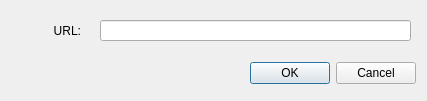
Before: the Qt Designer form src/ui/wizEditorInsertLinkForm.ui in WizTeam/WizQTClient, drawn with Qt 5.
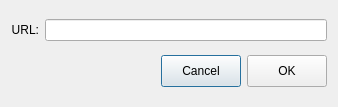
After: the same form once the commit is applied.

Patch:
```diff
--- a/src/ui/wizEditorInsertLinkForm.ui
+++ b/src/ui/wizEditorInsertLinkForm.ui
@@ -6,55 +6,82 @@
    <rect>
     <x>0</x>
     <y>0</y>
-    <width>427</width>
-    <height>101</height>
+    <width>338</width>
+    <height>107</height>
    </rect>
   </property>
   <property name="windowTitle">
    <string>Insert Link</string>
   </property>
-  <widget class="QDialogButtonBox" name="buttonBox">
-   <property name="geometry">
-    <rect>
-     <x>57</x>
-     <y>60</y>
-     <width>359</width>
-     <height>27</height>
-    </rect>
-   </property>
-   <property name="orientation">
-    <enum>Qt::Horizontal</enum>
-   </property>
-   <property name="standardButtons">
-    <set>QDialogButtonBox::Cancel|QDialogButtonBox::Ok</set>
-   </property>
-  </widget>
-  <widget class="QLabel" name="labelUrl">
-   <property name="geometry">
-    <rect>
-     <x>10</x>
-     <y>20</y>
-     <width>71</width>
-     <height>21</height>
-    </rect>
-   </property>
-   <property name="text">
-    <string>URL:</string>
-   </property>
-   <property name="alignment">
-    <set>Qt::AlignRight|Qt::AlignTrailing|Qt::AlignVCenter</set>
-   </property>
-  </widget>
-  <widget class="QLineEdit" name="editUrl">
-   <property name="geometry">
-    <rect>
-     <x>100</x>
-     <y>20</y>
-     <width>311</width>
-     <height>21</height>
-    </rect>
-   </property>
-  </widget>
+  <layout class="QVBoxLayout" name="verticalLayout">
+   <item>
+    <layout class="QHBoxLayout" name="horizontalLayout">
+     <item>
+      <widget class="QLabel" name="labelUrl">
+       <property name="text">
+        <string>URL:</string>
+       </property>
+       <property name="alignment">
+        <set>Qt::AlignRight|Qt::AlignTrailing|Qt::AlignVCenter</set>
+       </property>
+      </widget>
+     </item>
+     <item>
+      <widget class="QLineEdit" name="editUrl">
+       <property name="minimumSize">
+        <size>
+         <width>0</width>
+         <height>22</height>
+        </size>
+       </property>
+      </widget>
+     </item>
+    </layout>
+   </item>
+   <item>
+    <layout class="QHBoxLayout" name="horizontalLayout_2">
+     <item>
+      <spacer name="horizontalSpacer">
+       <property name="orientation">
+        <enum>Qt::Horizontal</enum>
+       </property>
+       <property name="sizeHint" stdset="0">
+        <size>
+         <width>40</width>
+         <height>20</height>
+        </size>
+       </property>
+      </spacer>
+     </item>
+     <item>
+      <widget class="QPushButton" name="pushButton_cancel">
+       <property name="minimumSize">
+        <size>
+         <width>0</width>
+         <height>32</height>
+        </size>
+       </property>
+       <property name="text">
+        <string>Cancel</string>
+       </property>
+      </widget>
+     </item>
+     <item>
+      <widget class="QPushButton" name="pushButton_ok">
+       <property name="minimumSize">
+        <size>
+         <width>0</width>
+         <height>32</height>
+        </size>
+       </property>
+       <property name="text">
+        <string>OK</string>
+       </property>
+      </widget>
+     </item>
+    </layout>
+   </item>
+  </layout>
  </widget>
  <tabstops>
   <tabstop>editUrl</tabstop>
```
Left out of the diff: 38 changed lines with no effect on the pictures.
